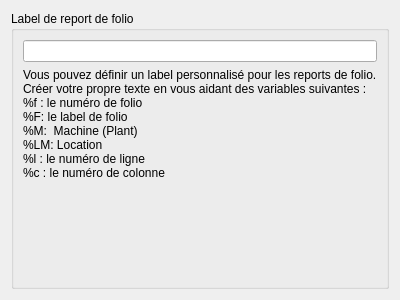
Qt form sources/ui/reportpropertiewidget.ui (qelectrotech/qelectrotech-source-mirror) before a commit.
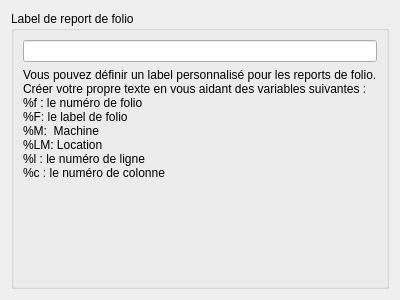
The same form after that commit.

```diff
--- a/sources/ui/reportpropertiewidget.ui
+++ b/sources/ui/reportpropertiewidget.ui
@@ -36,7 +36,7 @@
 Créer votre propre texte en vous aidant des variables suivantes :
 %f : le numéro de folio 
 %F: le label de folio
-%M:  Machine (Plant)
+%M:  Machine 
 %LM: Location
 %l : le numéro de ligne
 %c : le numéro de colonne</string>
```
